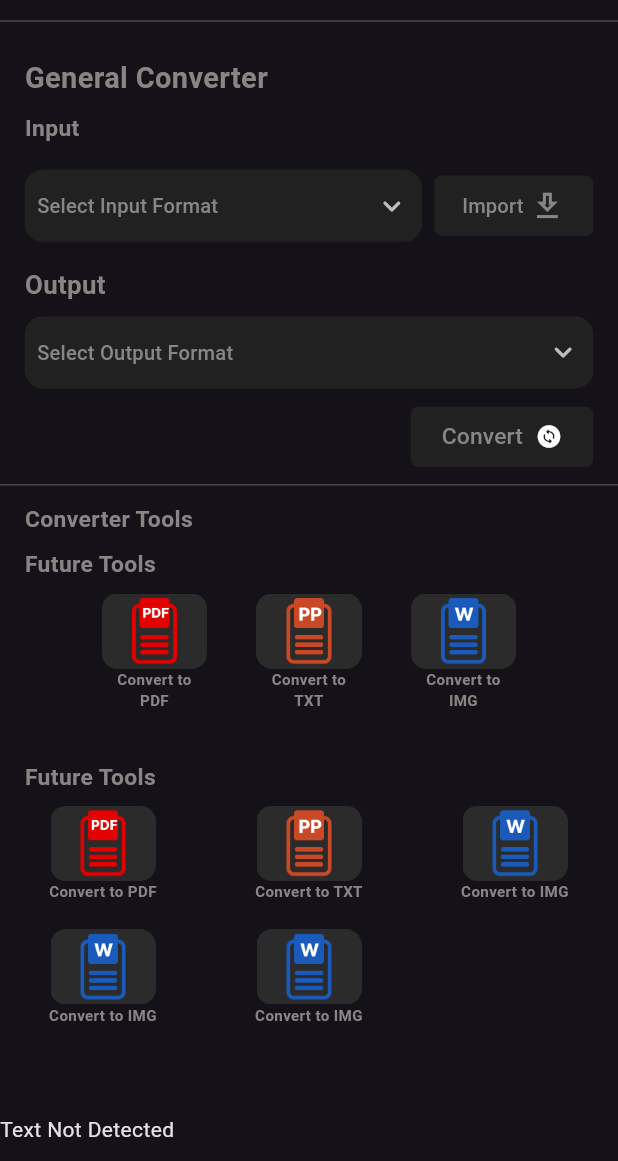
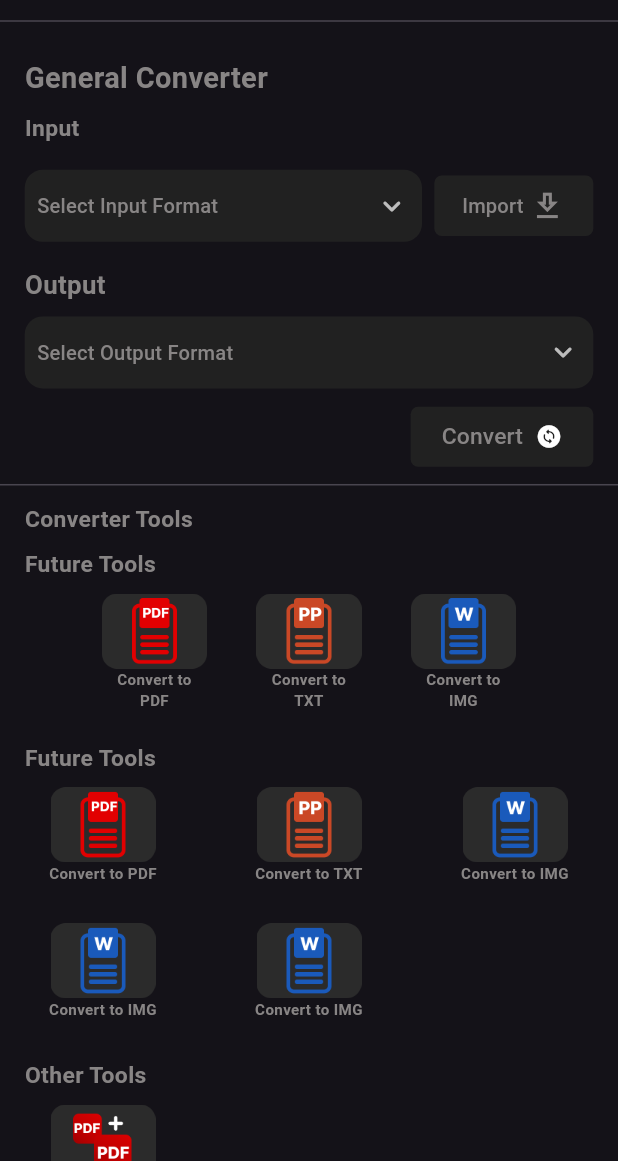
Before and after one commit to Samidavcraft/Flash_Dox, a Flutter app: the Toolspage screen opened directly, on a phone screen of 412 x 824 dp, the part 75-1236 px from its top. Run offline on Flutter 3.47's test engine with Material 3 defaults, Android fonts, the phone set to English and light mode, and no system bars; our stand-ins replace flutter_screenutil, google_fonts, image_picker, permission_handler, responsive_sizer; missing offline and left inert: excel, google_ml_kit.

Commit message:
Add assets and update tools UI with new section
Added new image assets for tool icons. Updated listviewItems.dart to include 'Other Tools' data. Modified toolspage.dart to display a new 'Other Tools' section using a GridView, and adjusted layout and sizing for better UI consistency.

```diff
--- a/lib/listviewItems/listviewItems.dart
+++ b/lib/listviewItems/listviewItems.dart
@@ -1,6 +1,8 @@
 import 'package:flutter/material.dart';
 
 class Listviewitems extends SearchViewListView {
+  // toolspage Data
+
   List<String> inputFormatData = [
     "PDF File",
     "World File",
@@ -43,6 +45,12 @@ class Listviewitems extends SearchViewListView {
       "Convert to IMG",
       "Convert to IMG",
     ],
+  };
+
+  Map<String, dynamic> othertoolsdata = {
+    "icon": [Image.asset("assets/merge_pdf_files.png", scale: 4)],
+
+    "Desc": ["Merge PDF Files"],
   };
 }
 
--- a/lib/screens/toolspage.dart
+++ b/lib/screens/toolspage.dart
@@ -189,7 +189,6 @@ class _ToolspageState extends State<Toolspage> {
                             scannedText = result;
                           });
 
-                          // Open the bottom sheet only after text detection is complete
                           await showModalBottomSheet(
                             context: context.mounted ? context : context,
                             builder: (context) {
@@ -480,8 +479,8 @@ class _ToolspageState extends State<Toolspage> {
               SizedBox(height: 1.h),
 
               SizedBox(
-                width: 100.w,
-                height: 25.w,
+                width: double.infinity,
+                height: 22.w,
                 child: Center(
                   child: ConstrainedBox(
                     constraints: BoxConstraints(
@@ -489,6 +488,7 @@ class _ToolspageState extends State<Toolspage> {
                           listviewitems.featureToolsData["icon"].length * 25.w,
                     ),
                     child: ListView.builder(
+                      shrinkWrap: true,
                       physics: NeverScrollableScrollPhysics(),
                       scrollDirection: Axis.horizontal,
 
@@ -537,18 +537,12 @@ class _ToolspageState extends State<Toolspage> {
               ),
               SizedBox(height: 1.h),
               SizedBox(
-                width: double.infinity,
-                height: 50.w,
                 child: GridView.builder(
+                  shrinkWrap: true,
                   itemCount: listviewitems.featureToolsData2["icon"].length,
                   physics: NeverScrollableScrollPhysics(),
                   itemBuilder: (context, index) {
-                    return Padding(
-                      padding: EdgeInsets.symmetric(horizontal: 4.w),
-                      child: SizedBox(
-                        width: 12.w,
-                        height: 25.h,
-                        child: Column(
+                    return Column(
                       children: [
                         listviewitems.featureToolsData2["icon"][index],
                         Text(
@@ -561,17 +555,64 @@ class _ToolspageState extends State<Toolspage> {
                           textAlign: TextAlign.center,
                         ),
                       ],
+                    );
+                  },
+                  gridDelegate: SliverGridDelegateWithFixedCrossAxisCount(
+                    crossAxisCount: 3,
+                    mainAxisSpacing: 0,
+                    crossAxisSpacing: 0,
+                    mainAxisExtent: 11.h,
                   ),
+                ),
+              ),
+
+              Padding(
+                padding: EdgeInsets.only(left: 4.w),
+                child: Text(
+                  "Other Tools",
+                  style: TextStyle(
+                    fontWeight: FontWeight.bold,
+                    color: AppWidgetSizer.greycolor,
+                    fontSize: 16.sp,
+                  ),
+                ),
+              ),
+              SizedBox(height: 1.h),
+              GridView.builder(
+                shrinkWrap: true,
+                physics: NeverScrollableScrollPhysics(),
+                itemCount: listviewitems.othertoolsdata["icon"].length,
+                padding: EdgeInsets.zero,
+                itemBuilder: (context, index) {
+                  return Padding(
+                    padding: EdgeInsets.symmetric(horizontal: 4.w),
+                    child: Column(
+                      mainAxisSize: MainAxisSize.min,
+                      children: [
+                        listviewitems.othertoolsdata["icon"][index],
+                        Text(
+                          listviewitems.othertoolsdata["Desc"][index],
+                          style: TextStyle(
+                            fontSize: _appWidgetSizer.settingsDescSize(),
+                            color: AppWidgetSizer.greycolor,
+                            fontWeight: FontWeight.bold,
+                          ),
+                          textAlign: TextAlign.center,
+                        ),
+                      ],
                     ),
                   );
                 },
                 gridDelegate: SliverGridDelegateWithFixedCrossAxisCount(
                   crossAxisCount: 3,
-
-                    mainAxisExtent: 10.h,
+                  mainAxisSpacing: 0, // ✨ remove vertical gap
+                  crossAxisSpacing: 0,
+                  mainAxisExtent: 10.h, // ✨ force uniform tight height
                 ),
               ),
-              ),
+
+              // why spacing between below text and top grid view
+              Text("565"),
 
               // for testing Text Detector
               scannedText.isEmpty
```
Also changed, not shown: assets/img_to_pdf.png (added), assets/imgg_converter.png (added), assets/merge_pdf_files.png (added), assets/pdf_converter.png (added), assets/pdf_to_img.png (added), assets/pdf_to_txt.png (added), assets/txt_converter.png (added), assets/word_to_pdf.png (added). Lines whose indentation alone changed are shown as unchanged.
